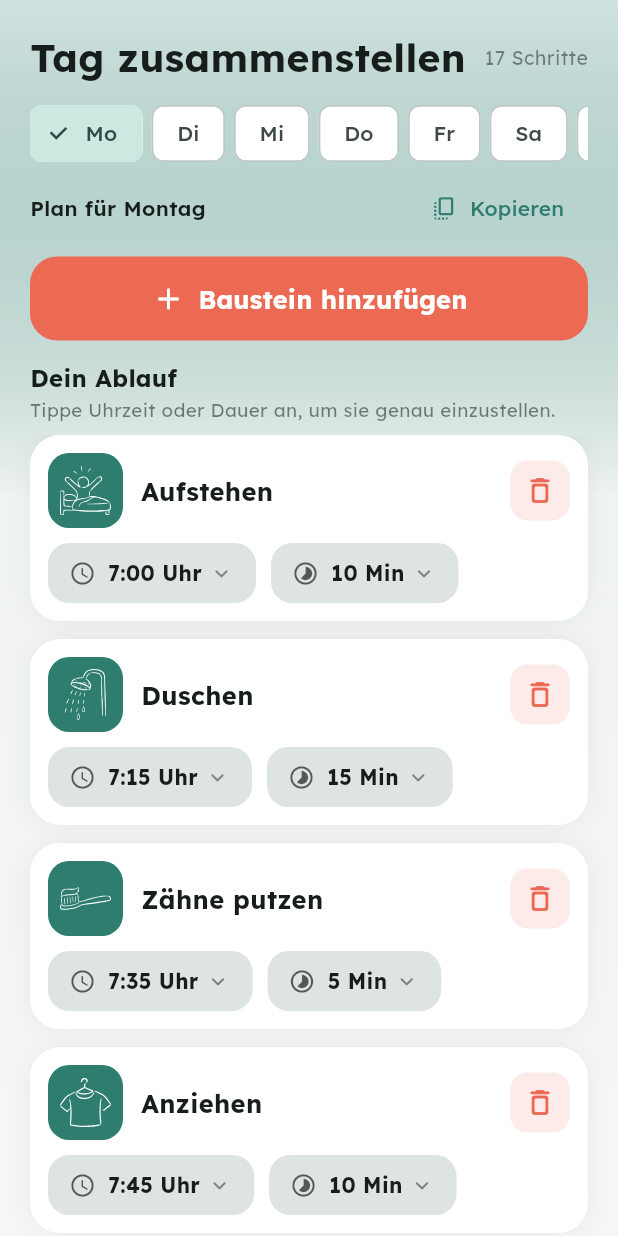
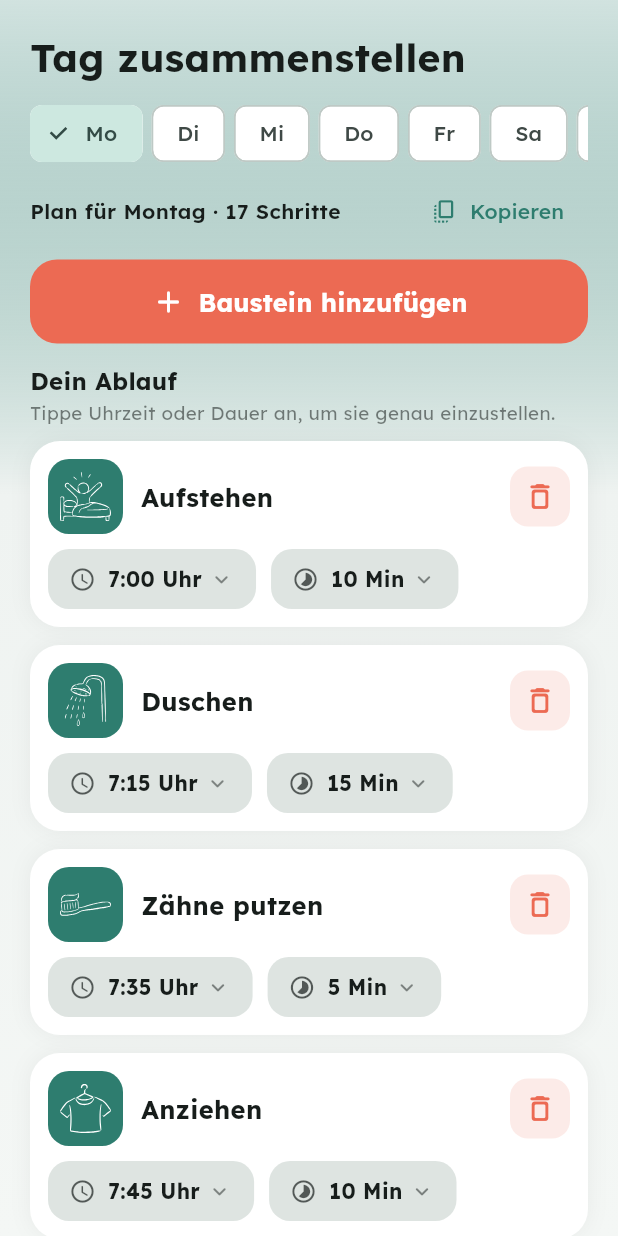
Before and after one commit to andischwaiger87-oss/Tagesplaner, a Flutter app: the EditorScreen widget shown alone on an empty page, opened directly, on a phone screen of 412 x 824 dp. Run offline on Flutter 3.47's test engine with Material 3 defaults, Android fonts, the phone set to English and light mode, and no system bars; our stand-ins replace audioplayers, file_picker, flutter_local_notifications, flutter_svg, flutter_tts, google_fonts and 3 more; accounts and stored records are empty.

Commit message:
Fixes: Segment-Umschalter, Fortschritts-Kontrast, Editor-Scroll, kompakte Meldung, Web-Stimme

```diff
--- a/lib/main.dart
+++ b/lib/main.dart
@@ -77,7 +77,7 @@ class _RootScaffoldState extends State<RootScaffold> {
       body: IndexedStack(index: st.navTab, children: screens),
       bottomNavigationBar: NavigationBar(
         selectedIndex: st.navTab,
-        onDestinationSelected: st.goTab,
+        onDestinationSelected: (i) { ScaffoldMessenger.of(context).clearSnackBars(); st.goTab(i); },
         destinations: const [
           NavigationDestination(icon: Icon(Icons.schedule_rounded), label: 'Jetzt'),
           NavigationDestination(icon: Icon(Icons.view_agenda_outlined), label: 'Tagesplan'),
--- a/lib/screens/editor_screen.dart
+++ b/lib/screens/editor_screen.dart
@@ -9,14 +9,15 @@ import '../theme/app_theme.dart';
 import '../widgets/activity_icon.dart';
 import '../util/format.dart';
 
-// Kompakte, selbstschließende Meldung
+// Kompakte, selbstschließende Meldung (einzeilig, schließt sich zuverlässig)
 void _snack(BuildContext c, String m, {bool undo = false, VoidCallback? onUndo}) {
   ScaffoldMessenger.of(c)
     ..clearSnackBars()
     ..showSnackBar(SnackBar(
-      content: Text(m, style: const TextStyle(fontSize: 13.5)),
-      behavior: SnackBarBehavior.floating, width: 300,
-      duration: Duration(milliseconds: undo ? 3000 : 1300),
+      content: Text(m, maxLines: 1, overflow: TextOverflow.ellipsis, style: const TextStyle(fontSize: 13.5)),
+      behavior: SnackBarBehavior.floating,
+      margin: const EdgeInsets.fromLTRB(16, 0, 16, 12),
+      duration: Duration(milliseconds: undo ? 2500 : 1200),
       action: undo ? SnackBarAction(label: 'Rückgängig', onPressed: onUndo ?? () {}) : null,
     ));
 }
@@ -71,25 +72,23 @@ class EditorScreen extends StatelessWidget {
     final st = context.watch<AppState>();
     final cs = Theme.of(context).colorScheme;
     final ink = cs.onSurface;
+    // Der gesamte Bereich scrollt (Kopf inkl. „Dein Ablauf" scrollt mit weg),
+    // damit die Bearbeitung der Einträge die volle Höhe nutzen kann.
     return SafeArea(
-      child: Column(crossAxisAlignment: CrossAxisAlignment.start, children: [
-        Padding(padding: const EdgeInsets.fromLTRB(20, 20, 20, 0),
-          child: Column(crossAxisAlignment: CrossAxisAlignment.start, children: [
-            Row(children: [
-              Expanded(child: Text('Tag zusammenstellen',
-                  style: TextStyle(fontSize: 26, fontWeight: FontWeight.w700, color: ink))),
-              Text('${st.plan.length} Schritte', style: TextStyle(color: ink.withOpacity(.5), fontSize: 13)),
-            ]),
+      child: ListView(padding: const EdgeInsets.fromLTRB(20, 20, 20, 24), children: [
+        Text('Tag zusammenstellen',
+            style: TextStyle(fontSize: 26, fontWeight: FontWeight.w700, color: ink)),
         const SizedBox(height: 12),
         SizedBox(height: 40, child: ListView(scrollDirection: Axis.horizontal, children: [
           for (int d = 1; d <= 7; d++) Padding(padding: const EdgeInsets.only(right: 6),
             child: ChoiceChip(label: Text(_wdShort(d)), selected: st.editingDay == d,
               onSelected: (_) => st.setEditingDay(d))),
         ])),
-            const SizedBox(height: 6),
+        const SizedBox(height: 8),
         Row(children: [
-              Text('Plan für ${_wdLong(st.editingDay)}', style: TextStyle(fontWeight: FontWeight.w600, color: ink)),
-              const Spacer(),
+          Expanded(child: Text('Plan für ${_wdLong(st.editingDay)} · ${st.plan.length} Schritte',
+              maxLines: 1, overflow: TextOverflow.ellipsis,
+              style: TextStyle(fontWeight: FontWeight.w600, color: ink))),
           TextButton.icon(onPressed: () => _copyMenu(context, st),
             icon: const Icon(Icons.copy_all_rounded, size: 18), label: const Text('Kopieren')),
         ]),
@@ -106,18 +105,13 @@ class EditorScreen extends StatelessWidget {
         Text('Dein Ablauf', style: TextStyle(fontSize: 16, fontWeight: FontWeight.w700, color: ink)),
         Text('Tippe Uhrzeit oder Dauer an, um sie genau einzustellen.',
             style: TextStyle(fontSize: 12.5, color: ink.withOpacity(.55))),
-            const SizedBox(height: 8),
-          ])),
-        Expanded(
-          child: st.plan.isEmpty
-              ? Center(child: Text('Noch keine Schritte.\nTippe „Baustein hinzufügen".',
-                  textAlign: TextAlign.center, style: TextStyle(color: ink.withOpacity(.5))))
-              : ListView.builder(
-                  padding: const EdgeInsets.fromLTRB(20, 0, 20, 20),
-                  itemCount: st.plan.length,
-                  itemBuilder: (c, i) => _row(c, st, i, cs),
-                ),
-        ),
+        const SizedBox(height: 10),
+        if (st.plan.isEmpty)
+          Padding(padding: const EdgeInsets.all(24),
+            child: Center(child: Text('Noch keine Schritte.\nTippe „Baustein hinzufügen".',
+                textAlign: TextAlign.center, style: TextStyle(color: ink.withOpacity(.5)))))
+        else
+          for (int i = 0; i < st.plan.length; i++) _row(context, st, i, cs),
       ]),
     );
   }
--- a/lib/screens/now_screen.dart
+++ b/lib/screens/now_screen.dart
@@ -59,11 +59,11 @@ class NowScreen extends StatelessWidget {
             Expanded(child: ClipRRect(borderRadius: BorderRadius.circular(8),
               child: LinearProgressIndicator(
                 value: st.totalToday == 0 ? 0 : st.doneCount / st.totalToday,
-                minHeight: 8, backgroundColor: cs.surfaceContainerHighest,
+                minHeight: 10, backgroundColor: Colors.white,
                 valueColor: AlwaysStoppedAnimation(cs.primary)))),
             const SizedBox(width: 10),
             Text('${st.doneCount}/${st.totalToday} erledigt',
-                style: TextStyle(fontSize: 13, fontWeight: FontWeight.w600, color: cs.onSurface.withOpacity(.7))),
+                style: TextStyle(fontSize: 13, fontWeight: FontWeight.w700, color: cs.onSurface)),
           ]),
         ),
         const SizedBox(height: 20),
--- a/lib/screens/plan_screen.dart
+++ b/lib/screens/plan_screen.dart
@@ -33,19 +33,39 @@ class _PlanScreenState extends State<PlanScreen> {
           child: Column(crossAxisAlignment: CrossAxisAlignment.start, children: [
             Text('Mein Plan', style: TextStyle(fontSize: 26, fontWeight: FontWeight.w700, color: ink)),
             const SizedBox(height: 12),
-            SegmentedButton<int>(
-              segments: const [
-                ButtonSegment(value: 0, label: Text('Tag'), icon: Icon(Icons.today_rounded)),
-                ButtonSegment(value: 1, label: Text('Woche'), icon: Icon(Icons.view_week_rounded)),
-                ButtonSegment(value: 2, label: Text('Monat'), icon: Icon(Icons.calendar_month_rounded)),
-              ],
-              selected: {_view},
-              onSelectionChanged: (s) => setState(() => _view = s.first),
+            Container(
+              decoration: BoxDecoration(color: cs.surface, borderRadius: BorderRadius.circular(16),
+                boxShadow: [BoxShadow(color: Colors.black.withOpacity(.05), blurRadius: 10)]),
+              padding: const EdgeInsets.all(4),
+              child: Row(children: [
+                _segBtn(cs, 'Tag', Icons.today_rounded, 0),
+                _segBtn(cs, 'Woche', Icons.view_week_rounded, 1),
+                _segBtn(cs, 'Monat', Icons.calendar_month_rounded, 2),
+              ]),
             ),
           ])),
         Expanded(child: _view == 0 ? _tag(st, cs) : _view == 1 ? _woche(st, cs) : _monat(st, cs)),
       ]),
     );
+  }
+
+  Widget _segBtn(ColorScheme cs, String label, IconData ic, int v) {
+    final on = _view == v;
+    return Expanded(child: InkWell(
+      onTap: () => setState(() => _view = v),
+      borderRadius: BorderRadius.circular(12),
+      child: Container(
+        padding: const EdgeInsets.symmetric(vertical: 10),
+        decoration: BoxDecoration(color: on ? cs.primary : Colors.transparent, borderRadius: BorderRadius.circular(12)),
+        child: Row(mainAxisAlignment: MainAxisAlignment.center, children: [
+          Icon(ic, size: 18, color: on ? Colors.white : cs.onSurface.withOpacity(.6)),
+          const SizedBox(width: 6),
+          Flexible(child: Text(label, maxLines: 1, overflow: TextOverflow.ellipsis,
+            style: TextStyle(fontWeight: FontWeight.w700, fontSize: 14,
+                color: on ? Colors.white : cs.onSurface.withOpacity(.7)))),
+        ]),
+      ),
+    ));
   }
 
   // -------- TAG --------
@@ -64,11 +84,11 @@ class _PlanScreenState extends State<PlanScreen> {
         child: Row(children: [
           Expanded(child: ClipRRect(borderRadius: BorderRadius.circular(8),
             child: LinearProgressIndicator(value: st.totalToday == 0 ? 0 : st.doneCount / st.totalToday,
-              minHeight: 8, backgroundColor: cs.surfaceContainerHighest,
+              minHeight: 10, backgroundColor: Colors.white,
               valueColor: AlwaysStoppedAnimation(cs.primary)))),
           const SizedBox(width: 10),
           Text('${st.doneCount}/${st.totalToday} erledigt',
-            style: TextStyle(fontSize: 13, fontWeight: FontWeight.w600, color: cs.onSurface.withOpacity(.7))),
+            style: TextStyle(fontSize: 13, fontWeight: FontWeight.w700, color: cs.onSurface)),
         ]),
       ),
       if (list.isEmpty) Padding(padding: const EdgeInsets.all(24),
--- a/lib/services/media_service.dart
+++ b/lib/services/media_service.dart
@@ -1,3 +1,4 @@
+import 'package:flutter/foundation.dart' show kIsWeb;
 import 'package:flutter/services.dart' show rootBundle;
 import 'package:audioplayers/audioplayers.dart';
 import 'package:flutter_tts/flutter_tts.dart';
@@ -33,7 +34,8 @@ class MediaService {
         return;
       } catch (_) {}
     }
-    // 3) Rückfall: geräteeigene Stimme
+    // 3) Rückfall: geräteeigene Stimme (im Web bewusst KEINE Roboterstimme)
+    if (kIsWeb) return;
     if (!_ttsReady) await _initTts(s.voice, s.volume);
     await _tts.setVolume(s.volume);
     await _tts.setPitch(s.voice == 'm' ? 0.9 : 1.05);
```
Lines whose indentation alone changed are shown as unchanged.
